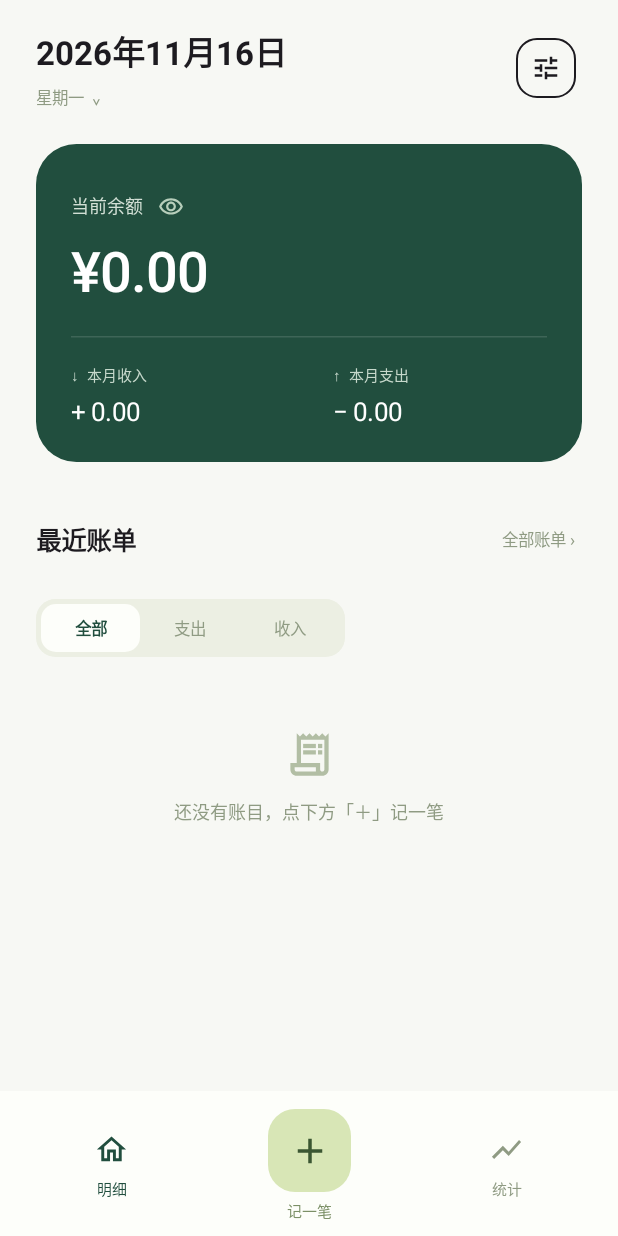
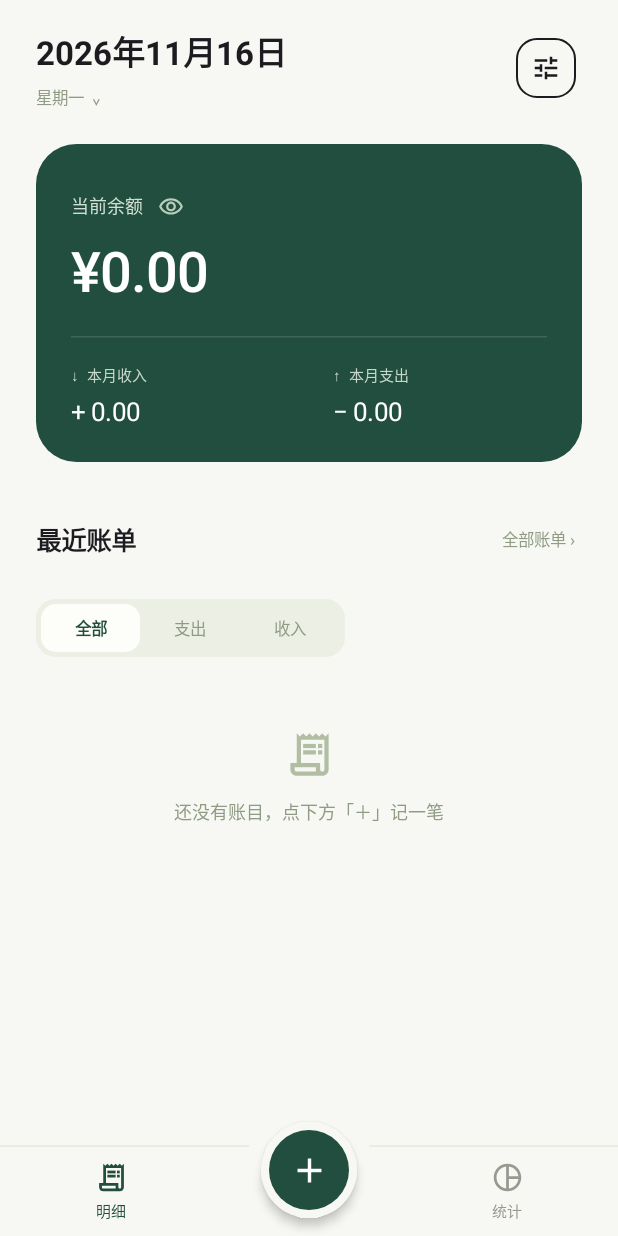
Before and after one commit to Cottins-Vanilla/Yubai-Ledger, an Android app built with Jetpack Compose: the screen it shows after launch (MainActivity), on a phone screen of 412 x 824 dp. Run offline under Robolectric (Android 15) with nearby library versions, the phone set to English and light mode, and no system bars; our stand-ins replace Room's generated code.

Commit message:
ui: compact bottom navigation and add launcher icon proposals

```diff
--- a/app/build.gradle.kts
+++ b/app/build.gradle.kts
@@ -11,8 +11,8 @@ android {
         applicationId = "com.clottins.dailyledger"
         minSdk = 26
         targetSdk = 35
-        versionCode = 2
-        versionName = "1.0.1"
+        versionCode = 3
+        versionName = "1.0.2"
         testInstrumentationRunner = "androidx.test.runner.AndroidJUnitRunner"
     }
     buildFeatures { compose = true; buildConfig = true }
--- a/app/src/main/java/com/clottins/dailyledger/MainActivity.kt
+++ b/app/src/main/java/com/clottins/dailyledger/MainActivity.kt
@@ -11,10 +11,12 @@ import androidx.activity.result.contract.ActivityResultContracts
 import androidx.activity.viewModels
 import androidx.compose.animation.*
 import androidx.compose.animation.core.tween
+import androidx.compose.foundation.Canvas
 import androidx.compose.foundation.background
 import androidx.compose.foundation.clickable
 import androidx.compose.foundation.layout.*
 import androidx.compose.foundation.rememberScrollState
+import androidx.compose.foundation.shape.CircleShape
 import androidx.compose.foundation.shape.RoundedCornerShape
 import androidx.compose.foundation.verticalScroll
 import androidx.compose.material.icons.Icons
@@ -26,8 +28,10 @@ import androidx.compose.runtime.saveable.rememberSaveable
 import androidx.compose.ui.Alignment
 import androidx.compose.ui.Modifier
 import androidx.compose.ui.draw.clip
+import androidx.compose.ui.draw.shadow
 import androidx.compose.ui.graphics.Color
 import androidx.compose.ui.platform.LocalContext
+import androidx.compose.ui.platform.testTag
 import androidx.compose.ui.text.font.FontWeight
 import androidx.compose.ui.unit.dp
 import androidx.compose.ui.unit.sp
@@ -113,7 +117,8 @@ fun LedgerApp(vm: LedgerViewModel) {
     }
     if (page != "edit") BackHandler(enabled = page != "home") { page = "home" }
     Surface(Modifier.fillMaxSize(), color = Bg) {
-        Column(Modifier.fillMaxSize().safeDrawingPadding()) {
+        Box(Modifier.fillMaxSize().safeDrawingPadding()) {
+            Column(Modifier.fillMaxSize()) {
                 if (!state.ready) {
                     Box(Modifier.fillMaxSize(), contentAlignment = Alignment.Center) {
                         CircularProgressIndicator()
@@ -157,44 +162,32 @@ fun LedgerApp(vm: LedgerViewModel) {
                                 )
                         }
                     }
-                if (page != "edit")
-                    Row(
-                        Modifier.fillMaxWidth()
-                            .background(Color(0xFFFDFEFA))
-                            .padding(top = 12.dp, bottom = 9.dp),
-                        horizontalArrangement = Arrangement.SpaceAround,
-                        verticalAlignment = Alignment.CenterVertically,
+                    if (page != "edit") CompactBottomBar(page) { page = it }
+                }
+            }
+            if (state.ready && page != "edit") {
+                Box(
+                    Modifier.align(Alignment.BottomCenter)
+                        .offset(y = (-12).dp)
+                        .size(64.dp)
+                        .shadow(4.dp, CircleShape, clip = false)
+                        .background(Bg, CircleShape)
+                        .padding(5.dp)
                 ) {
-                        NavigationItem("明细", Icons.Outlined.Home, page == "home") { page = "home" }
-                        Column(horizontalAlignment = Alignment.CenterHorizontally) {
                     FilledIconButton(
                         onClick = {
                             editId = null
                             page = "edit"
                         },
-                                modifier = Modifier.size(55.dp),
-                                shape = RoundedCornerShape(18.dp),
+                        modifier = Modifier.fillMaxSize(),
+                        shape = CircleShape,
                         colors =
                             IconButtonDefaults.filledIconButtonColors(
-                                        containerColor = Sage,
-                                        contentColor = Color(0xFF3B5632),
+                                containerColor = Green,
+                                contentColor = Color.White,
                             ),
                     ) {
-                                Icon(Icons.Outlined.Add, "记一笔", modifier = Modifier.size(28.dp))
-                            }
-                            Text(
-                                "记一笔",
-                                fontSize = 10.sp,
-                                color = Color(0xFF7C9067),
-                                modifier = Modifier.padding(top = 5.dp),
-                            )
-                        }
-                        NavigationItem(
-                            "统计",
-                            Icons.AutoMirrored.Outlined.ShowChart,
-                            page == "stats",
-                        ) {
-                            page = "stats"
+                        Icon(Icons.Outlined.Add, "记一笔", modifier = Modifier.size(27.dp))
                     }
                 }
             }
@@ -383,6 +376,38 @@ fun LedgerApp(vm: LedgerViewModel) {
 }
 
 @Composable
+private fun CompactBottomBar(page: String, onPage: (String) -> Unit) {
+    Box(Modifier.fillMaxWidth().height(60.dp).background(Bg).testTag("ledger-bottom-bar")) {
+        Canvas(Modifier.fillMaxWidth().height(1.dp)) {
+            val gap = 40.dp.toPx()
+            drawLine(
+                Line,
+                androidx.compose.ui.geometry.Offset.Zero,
+                androidx.compose.ui.geometry.Offset(size.width / 2 - gap, 0f),
+                1.dp.toPx(),
+            )
+            drawLine(
+                Line,
+                androidx.compose.ui.geometry.Offset(size.width / 2 + gap, 0f),
+                androidx.compose.ui.geometry.Offset(size.width, 0f),
+                1.dp.toPx(),
+            )
+        }
+        Row(
+            Modifier.fillMaxSize(),
+            horizontalArrangement = Arrangement.SpaceAround,
+            verticalAlignment = Alignment.CenterVertically,
+        ) {
+            NavigationItem("明细", Icons.AutoMirrored.Outlined.ReceiptLong, page == "home") {
+                onPage("home")
+            }
+            Spacer(Modifier.width(64.dp))
+            NavigationItem("统计", Icons.Outlined.PieChart, page == "stats") { onPage("stats") }
+        }
+    }
+}
+
+@Composable
 private fun NavigationItem(
     label: String,
     icon: androidx.compose.ui.graphics.vector.ImageVector,
@@ -390,18 +415,25 @@ private fun NavigationItem(
     onClick: () -> Unit,
 ) {
     Column(
-        Modifier.width(90.dp)
+        Modifier.width(96.dp)
+            .height(56.dp)
             .clip(RoundedCornerShape(12.dp))
-            .clickable(onClick = onClick)
-            .padding(vertical = 8.dp),
+            .clickable(onClick = onClick),
         horizontalAlignment = Alignment.CenterHorizontally,
+        verticalArrangement = Arrangement.Center,
     ) {
-        Icon(icon, label, tint = if (selected) Green else Muted, modifier = Modifier.size(23.dp))
+        Icon(
+            icon,
+            label,
+            tint = if (selected) Green else Color(0xFF99998F),
+            modifier = Modifier.size(22.dp),
+        )
+        Spacer(Modifier.height(4.dp))
         Text(
             label,
             fontSize = 10.sp,
-            color = if (selected) Green else Muted,
-            modifier = Modifier.padding(top = 7.dp),
+            lineHeight = 14.sp,
+            color = if (selected) Green else Color(0xFF99998F),
         )
     }
 }
```
Also changed, not shown: 17 other files. Lines whose indentation alone changed are shown as unchanged.
